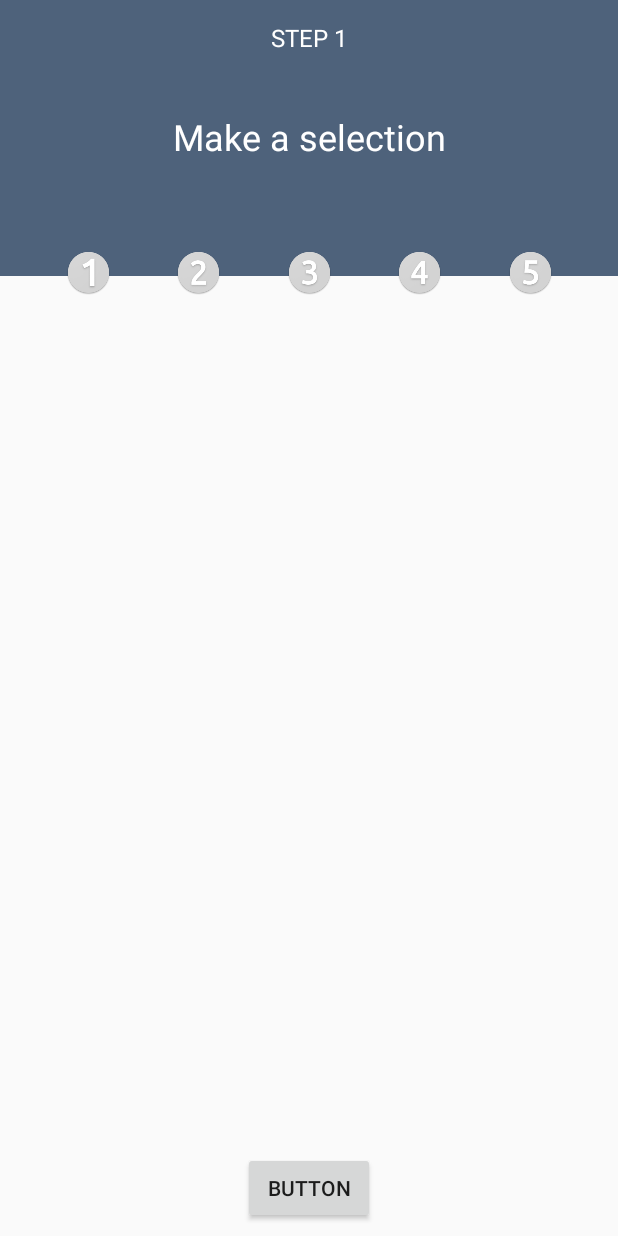
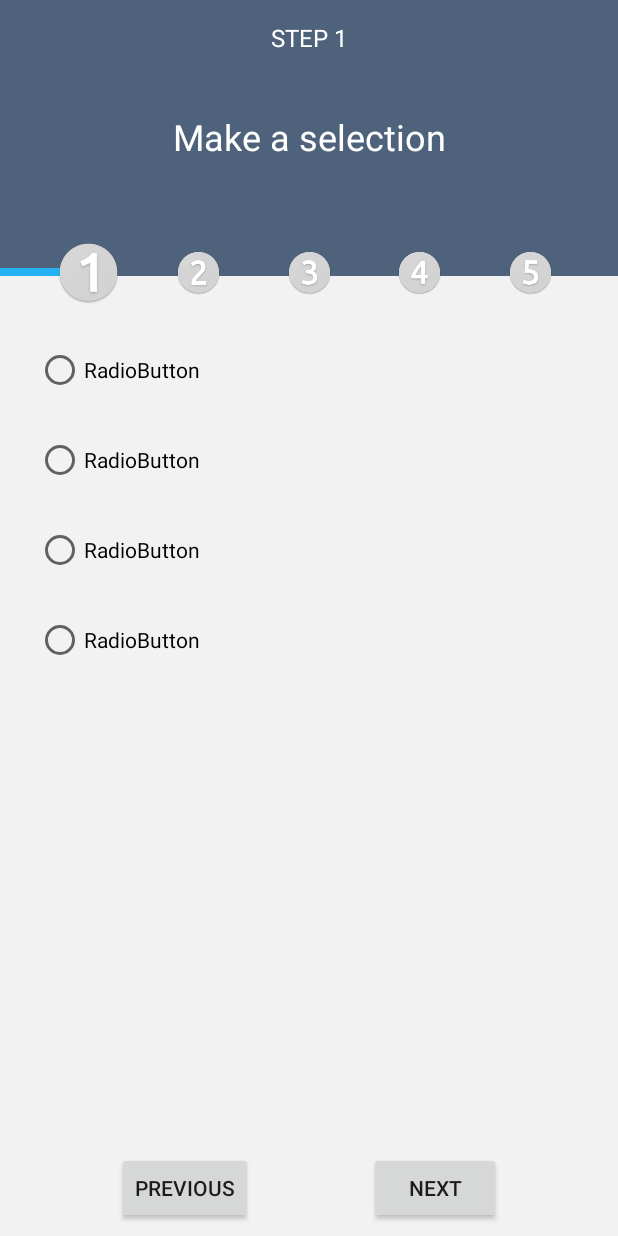
Before and after one commit to VizLoreLabs/phasmaFoodMobileApp, an Android app: the screen it shows after launch (WizardActivity), on a phone screen of 412 x 824 dp. Run offline under Robolectric (Android 15) with nearby library versions, the phone set to English and light mode, and no system bars; our stand-ins replace ButterKnife, Dagger/Hilt's generated code.

Commit message:
Added placeholder fragments for 5 steps in wizard Progress indicator improvements

```diff
--- /dev/null
+++ b/app/src/main/java/com/vizlore/phasmafood/FragmentFirstStep.java
@@ -0,0 +1,27 @@
+package com.vizlore.phasmafood;
+
+import android.os.Bundle;
+import android.support.annotation.NonNull;
+import android.support.annotation.Nullable;
+import android.support.v4.app.Fragment;
+import android.view.LayoutInflater;
+import android.view.View;
+import android.view.ViewGroup;
+
+/**
+ * Created by smedic on 1/15/18.
+ */
+
+public class FragmentFirstStep extends Fragment {
+
+	@Nullable
+	@Override
+	public View onCreateView(@NonNull LayoutInflater inflater, @Nullable ViewGroup container, @Nullable Bundle savedInstanceState) {
+		return inflater.inflate(R.layout.fragment_first_step, container, false);
+	}
+
+	@Override
+	public void onViewCreated(@NonNull View view, @Nullable Bundle savedInstanceState) {
+		super.onViewCreated(view, savedInstanceState);
+	}
+}
--- /dev/null
+++ b/app/src/main/java/com/vizlore/phasmafood/FragmentSecondStep.java
@@ -0,0 +1,27 @@
+package com.vizlore.phasmafood;
+
+import android.os.Bundle;
+import android.support.annotation.NonNull;
+import android.support.annotation.Nullable;
+import android.support.v4.app.Fragment;
+import android.view.LayoutInflater;
+import android.view.View;
+import android.view.ViewGroup;
+
+/**
+ * Created by smedic on 1/15/18.
+ */
+
+public class FragmentSecondStep extends Fragment {
+
+	@Nullable
+	@Override
+	public View onCreateView(@NonNull LayoutInflater inflater, @Nullable ViewGroup container, @Nullable Bundle savedInstanceState) {
+		return inflater.inflate(R.layout.fragment_second_step, container, false);
+	}
+
+	@Override
+	public void onViewCreated(@NonNull View view, @Nullable Bundle savedInstanceState) {
+		super.onViewCreated(view, savedInstanceState);
+	}
+}
--- a/app/src/main/java/com/vizlore/phasmafood/WizardActivity.java
+++ b/app/src/main/java/com/vizlore/phasmafood/WizardActivity.java
@@ -2,8 +2,12 @@ package com.vizlore.phasmafood;
 
 import android.os.Bundle;
 import android.support.annotation.Nullable;
+import android.support.v4.app.Fragment;
 import android.support.v4.app.FragmentActivity;
+import android.support.v4.app.FragmentManager;
+import android.support.v4.app.FragmentPagerAdapter;
 import android.support.v4.content.ContextCompat;
+import android.support.v4.view.ViewPager;
 import android.view.View;
 import android.view.WindowManager;
 import android.widget.ImageView;
@@ -18,6 +22,8 @@ import butterknife.OnClick;
  */
 
 public class WizardActivity extends FragmentActivity {
+
+	private static final String TAG = "SMEDIC";
 
 	@BindView(R.id.step1)
 	ImageView firstStep;
@@ -37,34 +43,27 @@ public class WizardActivity extends FragmentActivity {
 	@BindView(R.id.pb)
 	ProgressBar percentage;
 
-	private int stepSelected = 0;
+	@BindView(R.id.viewPager)
+	ViewPager viewPager;
+
+	private int currentStep = 1;
 	private View animatedView = null;
 
+	private FragmentPagerAdapter adapterViewPager;
+
 	@OnClick({R.id.step1, R.id.step2, R.id.step3, R.id.step4, R.id.step5})
-	void onClick(View v) {
-		switch (v.getId()) {
-			case R.id.step1:
-				percentage.setProgress(100 / 6);
-				stepSelected = R.id.step1;
-				break;
-			case R.id.step2:
-				percentage.setProgress(200 / 6);
-				stepSelected = R.id.step2;
-				break;
-			case R.id.step3:
-				percentage.setProgress(300 / 6);
-				stepSelected = R.id.step3;
-				break;
-			case R.id.step4:
-				percentage.setProgress(400 / 6);
-				stepSelected = R.id.step4;
-				break;
-			case R.id.step5:
-				percentage.setProgress(500 / 6);
-				stepSelected = R.id.step5;
-				break;
-		}
+	void onClick(ImageView v) {
+
+		int step = viewIdToStep(v.getId());
 		scaleUp(v);
+		currentStep = step;
+		setStepsProgress(step);
+		viewPager.setCurrentItem(step - 1);
+	}
+
+	private void setStepsProgress(int step) {
+		int newValue = (step * 100) / 6;
+		percentage.setProgress(newValue);
 	}
 
 	private void scaleUp(View v) {
@@ -79,10 +78,18 @@ public class WizardActivity extends FragmentActivity {
 		}
 	}
 
-	@OnClick(R.id.button_1)
-	void onButtonClick() {
-		if (stepSelected != 0) {
-			((ImageView) findViewById(stepSelected)).setImageResource(R.drawable.ic_checkmark);
+	@OnClick(R.id.nextButton)
+	void onNextButtonClick() {
+		((ImageView) findViewById(stepToViewId(currentStep))).setImageResource(R.drawable.ic_checkmark);
+		if (currentStep + 1 <= 5) {
+			onClick(findViewById(stepToViewId(currentStep + 1)));
+		}
+	}
+
+	@OnClick(R.id.previousButton)
+	void onPrevButtonClick() {
+		if (currentStep - 1 > 0) {
+			onClick(findViewById(stepToViewId(currentStep - 1)));
 		}
 	}
 
@@ -92,12 +99,81 @@ public class WizardActivity extends FragmentActivity {
 		setContentView(R.layout.activity_wizard);
 		ButterKnife.bind(this);
 
-		// clear FLAG_TRANSLUCENT_STATUS flag:
 		getWindow().clearFlags(WindowManager.LayoutParams.FLAG_TRANSLUCENT_STATUS);
-		// add FLAG_DRAWS_SYSTEM_BAR_BACKGROUNDS flag to the window
 		getWindow().addFlags(WindowManager.LayoutParams.FLAG_DRAWS_SYSTEM_BAR_BACKGROUNDS);
-		// finally change the color
 		getWindow().setStatusBarColor(ContextCompat.getColor(this, R.color.greyHeader));
 
+		adapterViewPager = new MyPagerAdapter(getSupportFragmentManager());
+		viewPager.setAdapter(adapterViewPager);
+
+		//set initial position
+		onClick(firstStep);
+	}
+
+	public static class MyPagerAdapter extends FragmentPagerAdapter {
+		private static int NUM_ITEMS = 5;
+
+		public MyPagerAdapter(FragmentManager fragmentManager) {
+			super(fragmentManager);
+		}
+
+		// Returns total number of pages
+		@Override
+		public int getCount() {
+			return NUM_ITEMS;
+		}
+
+		// Returns the fragment to display for that page
+		@Override
+		public Fragment getItem(int position) {
+			switch (position) {
+				case 0: // Fragment # 0 - This will show FirstFragment
+					return new FragmentFirstStep();
+				case 1: // Fragment # 0 - This will show FirstFragment different title
+					return new FragmentSecondStep();
+				case 2: // Fragment # 1 - This will show SecondFragment
+					return new FragmentThirdStep();
+				case 3: // Fragment # 1 - This will show SecondFragment
+					return new FragmentFourthStep();
+				case 4: // Fragment # 1 - This will show SecondFragment
+					return new FragmentFifthStep();
+				default:
+					return null;
+			}
+		}
+	}
+
+	private int viewIdToStep(final int viewId) {
+		switch (viewId) {
+			case R.id.step1:
+				return 1;
+			case R.id.step2:
+				return 2;
+			case R.id.step3:
+				return 3;
+			case R.id.step4:
+				return 4;
+			case R.id.step5:
+				return 5;
+			default:
+				throw new IllegalArgumentException("Wrong view id provided!");
+		}
+	}
+
+	private int stepToViewId(int step) {
+		switch (step) {
+			case 1:
+				return R.id.step1;
+			case 2:
+				return R.id.step2;
+			case 3:
+				return R.id.step3;
+			case 4:
+				return R.id.step4;
+			case 5:
+				return R.id.step5;
+			default:
+				throw new IllegalArgumentException("Wrong step provided");
+		}
 	}
 }
--- a/app/src/main/res/layout/activity_wizard.xml
+++ b/app/src/main/res/layout/activity_wizard.xml
@@ -3,7 +3,8 @@
     xmlns:app="http://schemas.android.com/apk/res-auto"
     xmlns:tools="http://schemas.android.com/tools"
     android:layout_width="match_parent"
-    android:layout_height="match_parent">
+    android:layout_height="match_parent"
+    android:background="#f2f2f2">
 
     <ImageView
         android:id="@+id/imageView"
@@ -131,13 +132,34 @@
         android:orientation="horizontal"
         app:layout_constraintGuide_percent="0.22" />
 
+    <android.support.v4.view.ViewPager
+        android:id="@+id/viewPager"
+        android:layout_width="0dp"
+        android:layout_height="291dp"
+        android:layout_marginTop="20dp"
+        app:layout_constraintEnd_toEndOf="parent"
+        app:layout_constraintStart_toStartOf="parent"
+        app:layout_constraintTop_toBottomOf="@+id/step1" />
+
     <Button
-        android:id="@+id/button_1"
+        android:id="@+id/nextButton"
         android:layout_width="wrap_content"
         android:layout_height="wrap_content"
         android:layout_marginBottom="8dp"
-        android:text="Button"
+        android:text="next"
         app:layout_constraintBottom_toBottomOf="parent"
-        app:layout_constraintLeft_toLeftOf="parent"
-        app:layout_constraintRight_toRightOf="parent" />
+        app:layout_constraintEnd_toEndOf="parent"
+        app:layout_constraintHorizontal_bias="0.5"
+        app:layout_constraintStart_toEndOf="@+id/previousButton" />
+
+    <Button
+        android:id="@+id/previousButton"
+        android:layout_width="wrap_content"
+        android:layout_height="wrap_content"
+        android:layout_marginBottom="8dp"
+        android:text="previous"
+        app:layout_constraintBottom_toBottomOf="parent"
+        app:layout_constraintEnd_toStartOf="@+id/nextButton"
+        app:layout_constraintHorizontal_bias="0.5"
+        app:layout_constraintStart_toStartOf="parent" />
 </android.support.constraint.ConstraintLayout>
--- /dev/null
+++ b/app/src/main/res/layout/fragment_first_step.xml
@@ -0,0 +1,47 @@
+<?xml version="1.0" encoding="utf-8"?>
+<android.support.constraint.ConstraintLayout xmlns:android="http://schemas.android.com/apk/res/android"
+    xmlns:app="http://schemas.android.com/apk/res-auto"
+    android:layout_width="match_parent"
+    android:layout_height="match_parent">
+
+    <RadioGroup
+        android:layout_width="0dp"
+        android:layout_height="wrap_content"
+        android:layout_marginEnd="24dp"
+        android:layout_marginStart="24dp"
+        android:layout_marginTop="30dp"
+        app:layout_constraintEnd_toEndOf="parent"
+        app:layout_constraintStart_toStartOf="parent"
+        app:layout_constraintTop_toBottomOf="@+id/step1">
+
+        <RadioButton
+            android:id="@+id/radioButton2"
+            android:layout_width="match_parent"
+            android:layout_height="60dp"
+            android:layout_weight="1"
+            android:text="RadioButton" />
+
+        <RadioButton
+            android:id="@+id/radioButton"
+            android:layout_width="match_parent"
+            android:layout_height="60dp"
+            android:layout_weight="1"
+            android:text="RadioButton" />
+
+        <RadioButton
+            android:id="@+id/radioButton3"
+            android:layout_width="match_parent"
+            android:layout_height="60dp"
+            android:layout_weight="1"
+            android:text="RadioButton" />
+
+        <RadioButton
+            android:id="@+id/radioButton4"
+            android:layout_width="match_parent"
+            android:layout_height="60dp"
+            android:layout_weight="1"
+            android:text="RadioButton" />
+    </RadioGroup>
+
+
+</android.support.constraint.ConstraintLayout>
```
Also changed, not shown: app/src/main/java/com/vizlore/phasmafood/FragmentFifthStep.java (added, +27 -0 lines), app/src/main/java/com/vizlore/phasmafood/FragmentFourthStep.java (added, +27 -0 lines), app/src/main/java/com/vizlore/phasmafood/FragmentThirdStep.java (added, +26 -0 lines), app/src/main/res/layout/fragment_fifth_step.xml (added, +17 -0 lines), app/src/main/res/layout/fragment_fourth_step.xml (added, +18 -0 lines), app/src/main/res/layout/fragment_second_step.xml (added, +17 -0 lines), app/src/main/res/layout/fragment_third_step.xml (added, +17 -0 lines), app/src/main/res/drawable/back.jpg (added).
